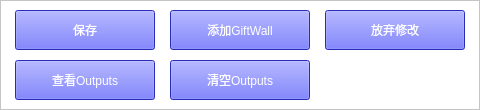
Qt form app/edit_gift/gui/operation/check_button_ui.ui (WanKaKa/IjsGiftWall) before a commit.
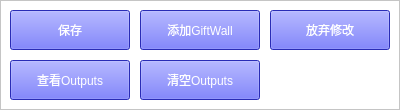
The same form after that commit.

```diff
--- a/app/edit_gift/gui/operation/check_button_ui.ui
+++ b/app/edit_gift/gui/operation/check_button_ui.ui
@@ -6,7 +6,7 @@
    <rect>
     <x>0</x>
     <y>0</y>
-    <width>480</width>
+    <width>400</width>
     <height>110</height>
    </rect>
   </property>
@@ -27,13 +27,13 @@
     <rect>
      <x>0</x>
      <y>0</y>
-     <width>480</width>
+     <width>400</width>
      <height>110</height>
     </rect>
    </property>
    <property name="minimumSize">
     <size>
-     <width>480</width>
+     <width>400</width>
      <height>110</height>
     </size>
    </property>
@@ -49,9 +49,9 @@
    <widget class="QPushButton" name="save">
     <property name="geometry">
      <rect>
-      <x>15</x>
+      <x>10</x>
       <y>10</y>
-      <width>140</width>
+      <width>120</width>
       <height>40</height>
      </rect>
     </property>
@@ -67,9 +67,9 @@
    <widget class="QPushButton" name="cancel_save">
     <property name="geometry">
      <rect>
-      <x>325</x>
+      <x>270</x>
       <y>10</y>
-      <width>140</width>
+      <width>120</width>
       <height>40</height>
      </rect>
     </property>
@@ -85,9 +85,9 @@
    <widget class="QPushButton" name="open_outputs_2">
     <property name="geometry">
      <rect>
-      <x>15</x>
+      <x>10</x>
       <y>60</y>
-      <width>140</width>
+      <width>120</width>
       <height>40</height>
      </rect>
     </property>
@@ -103,9 +103,9 @@
    <widget class="QPushButton" name="clear_outputs_2">
     <property name="geometry">
      <rect>
-      <x>170</x>
+      <x>140</x>
       <y>60</y>
-      <width>140</width>
+      <width>120</width>
       <height>40</height>
      </rect>
     </property>
@@ -121,9 +121,9 @@
    <widget class="QPushButton" name="add_gift_wall_2">
     <property name="geometry">
      <rect>
-      <x>170</x>
+      <x>140</x>
       <y>10</y>
-      <width>140</width>
+      <width>120</width>
       <height>40</height>
      </rect>
     </property>
```
Left out of the diff: 10 changed lines with no effect on the pictures.
